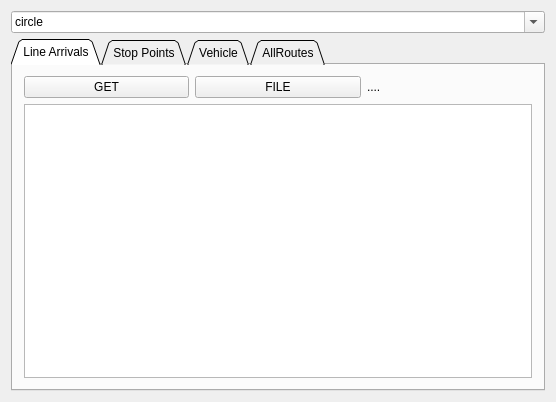
This is Widget.ui in Enthusiastic-Coder/tflTest as Qt 5 draws it before an edit. The edited form follows.
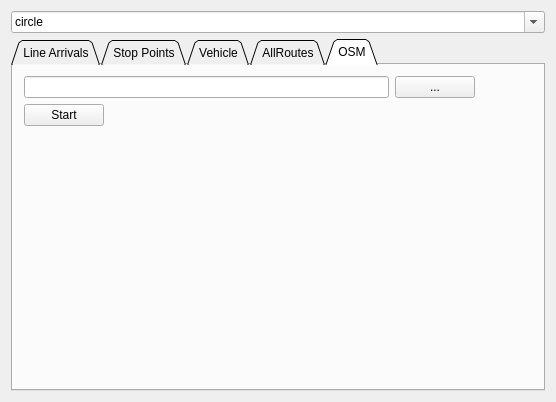
This is the edited form.

Commit message: OSM tool to process into custom binary

The edit to the form file:
```diff
--- a/Widget.ui
+++ b/Widget.ui
@@ -108,7 +108,7 @@
       <enum>QTabWidget::Triangular</enum>
      </property>
      <property name="currentIndex">
-      <number>0</number>
+      <number>4</number>
      </property>
      <property name="tabBarAutoHide">
       <bool>false</bool>
@@ -256,6 +256,91 @@
        </item>
       </layout>
      </widget>
+     <widget class="QWidget" name="tab_5">
+      <attribute name="title">
+       <string>OSM</string>
+      </attribute>
+      <layout class="QGridLayout" name="gridLayout_6">
+       <item row="3" column="3">
+        <spacer name="horizontalSpacer_2">
+         <property name="orientation">
+          <enum>Qt::Horizontal</enum>
+         </property>
+         <property name="sizeHint" stdset="0">
+          <size>
+           <width>40</width>
+           <height>20</height>
+          </size>
+         </property>
+        </spacer>
+       </item>
+       <item row="3" column="1">
+        <spacer name="horizontalSpacer_4">
+         <property name="orientation">
+          <enum>Qt::Horizontal</enum>
+         </property>
+         <property name="sizeHint" stdset="0">
+          <size>
+           <width>40</width>
+           <height>20</height>
+          </size>
+         </property>
+        </spacer>
+       </item>
+       <item row="0" column="0" colspan="3">
+        <widget class="QLineEdit" name="lineEditOSMInputPath"/>
+       </item>
+       <item row="3" column="0">
+        <widget class="QPushButton" name="pushButtonOSMprocess">
+         <property name="text">
+          <string>Start</string>
+         </property>
+        </widget>
+       </item>
+       <item row="0" column="3">
+        <widget class="QPushButton" name="pushButtonFileSelect">
+         <property name="sizePolicy">
+          <sizepolicy hsizetype="Maximum" vsizetype="Fixed">
+           <horstretch>0</horstretch>
+           <verstretch>0</verstretch>
+          </sizepolicy>
+         </property>
+         <property name="layoutDirection">
+          <enum>Qt::LeftToRight</enum>
+         </property>
+         <property name="text">
+          <string>...</string>
+         </property>
+        </widget>
+       </item>
+       <item row="4" column="0">
+        <spacer name="verticalSpacer_2">
+         <property name="orientation">
+          <enum>Qt::Vertical</enum>
+         </property>
+         <property name="sizeHint" stdset="0">
+          <size>
+           <width>20</width>
+           <height>40</height>
+          </size>
+         </property>
+        </spacer>
+       </item>
+       <item row="3" column="2">
+        <spacer name="horizontalSpacer_3">
+         <property name="orientation">
+          <enum>Qt::Horizontal</enum>
+         </property>
+         <property name="sizeHint" stdset="0">
+          <size>
+           <width>40</width>
+           <height>20</height>
+          </size>
+         </property>
+        </spacer>
+       </item>
+      </layout>
+     </widget>
     </widget>
    </item>
   </layout>
```
The commit also changes 2 other files.
